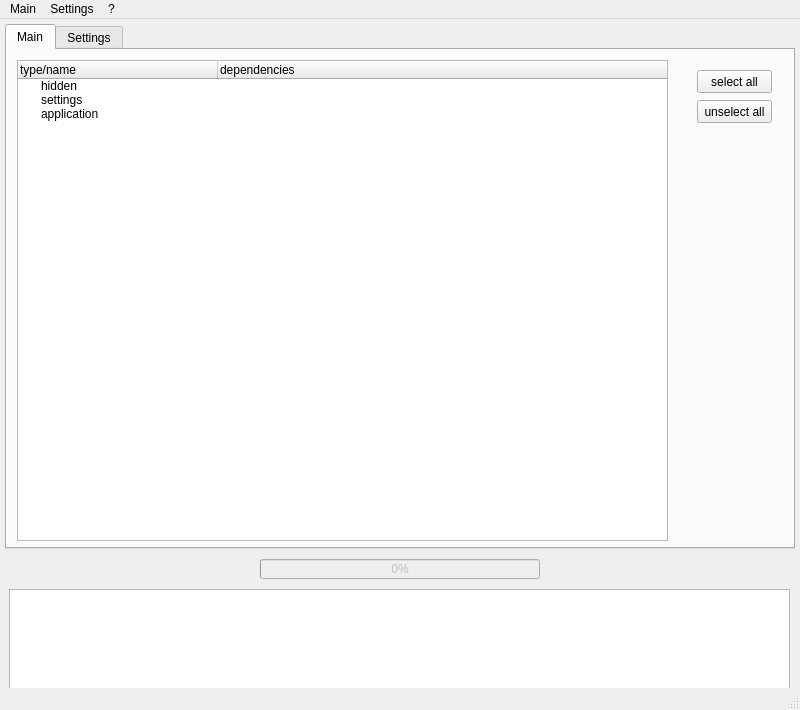
Above: main.ui from pgollor/pyGUI before the change. Below: the same form after it.
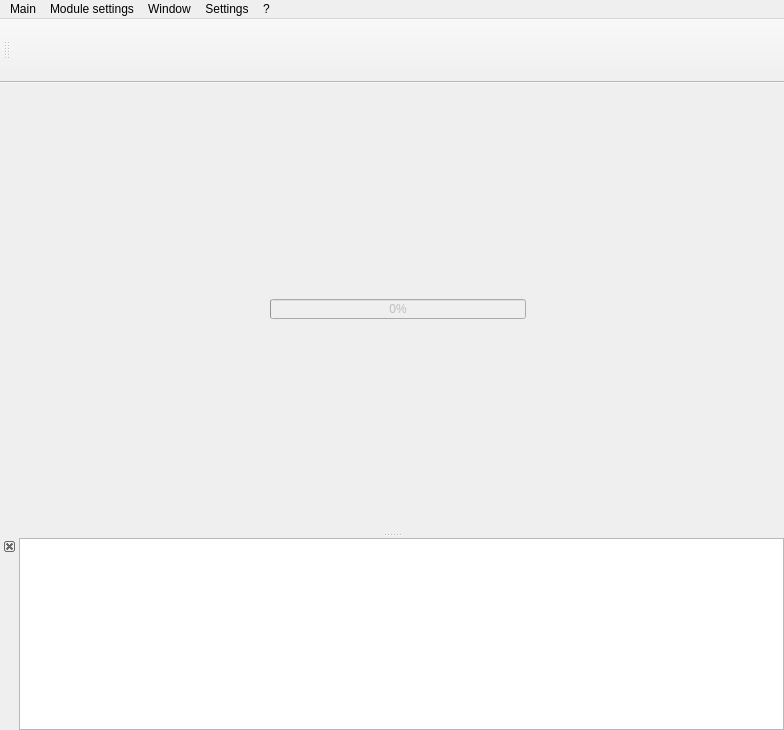
That is the form after the change. The open tabs and pages were chosen to show the change. Custom widgets are drawn as their Qt base class.

Diff of the .ui file:
```diff
--- a/main.ui
+++ b/main.ui
@@ -6,191 +6,136 @@
    <rect>
     <x>0</x>
     <y>0</y>
-    <width>800</width>
-    <height>710</height>
+    <width>784</width>
+    <height>730</height>
    </rect>
   </property>
-  <property name="sizePolicy">
-   <sizepolicy hsizetype="Expanding" vsizetype="Expanding">
-    <horstretch>0</horstretch>
-    <verstretch>0</verstretch>
-   </sizepolicy>
-  </property>
-  <property name="minimumSize">
-   <size>
-    <width>800</width>
-    <height>710</height>
-   </size>
-  </property>
-  <property name="maximumSize">
-   <size>
-    <width>800</width>
-    <height>710</height>
-   </size>
-  </property>
   <property name="windowTitle">
    <string>Interferometer GUI</string>
   </property>
   <widget class="QWidget" name="centralwidget">
-   <widget class="QTabWidget" name="tabWidgetModules">
-    <property name="geometry">
-     <rect>
-      <x>5</x>
-      <y>5</y>
-      <width>790</width>
-      <height>525</height>
-     </rect>
+   <layout class="QGridLayout" name="gridLayout_3">
+    <property name="leftMargin">
+     <number>2</number>
     </property>
-    <property name="currentIndex">
-     <number>1</number>
+    <property name="topMargin">
+     <number>5</number>
     </property>
-    <widget class="QWidget" name="tabMain">
-     <attribute name="title">
-      <string>Main</string>
-     </attribute>
-     <widget class="QTreeWidget" name="treeWidgetModules">
-      <property name="geometry">
-       <rect>
-        <x>10</x>
-        <y>10</y>
-        <width>651</width>
-        <height>481</height>
-       </rect>
-      </property>
-      <attribute name="headerDefaultSectionSize">
-       <number>200</number>
-      </attribute>
-      <column>
-       <property name="text">
-        <string>type/name</string>
-       </property>
-      </column>
-      <column>
-       <property name="text">
-        <string>dependencies</string>
-       </property>
-      </column>
-      <item>
-       <property name="text">
-        <string>hidden</string>
-       </property>
-       <property name="text">
-        <string/>
-       </property>
-      </item>
-      <item>
-       <property name="text">
-        <string>settings</string>
-       </property>
-      </item>
-      <item>
-       <property name="text">
-        <string>application</string>
-       </property>
-      </item>
-     </widget>
-     <widget class="QPushButton" name="pushButtonSelectAll">
-      <property name="geometry">
-       <rect>
-        <x>690</x>
-        <y>20</y>
-        <width>75</width>
-        <height>23</height>
-       </rect>
-      </property>
-      <property name="text">
-       <string>select all</string>
-      </property>
-     </widget>
-     <widget class="QPushButton" name="pushButtonUnselectAll">
-      <property name="geometry">
-       <rect>
-        <x>690</x>
-        <y>50</y>
-        <width>75</width>
-        <height>23</height>
-       </rect>
-      </property>
-      <property name="text">
-       <string>unselect all</string>
-      </property>
-     </widget>
-    </widget>
-    <widget class="QWidget" name="tabSettings">
-     <attribute name="title">
-      <string>Settings</string>
-     </attribute>
-     <widget class="QTabWidget" name="tabWidgetSettings">
-      <property name="geometry">
-       <rect>
-        <x>5</x>
-        <y>5</y>
-        <width>775</width>
-        <height>490</height>
-       </rect>
-      </property>
-      <property name="currentIndex">
-       <number>-1</number>
-      </property>
-     </widget>
-    </widget>
-   </widget>
-   <widget class="globalProgressBar" name="progressBarGlobal">
-    <property name="enabled">
-     <bool>false</bool>
+    <property name="rightMargin">
+     <number>2</number>
     </property>
-    <property name="geometry">
-     <rect>
-      <x>260</x>
-      <y>540</y>
-      <width>280</width>
-      <height>20</height>
-     </rect>
+    <property name="bottomMargin">
+     <number>2</number>
     </property>
-    <property name="value">
+    <property name="horizontalSpacing">
      <number>0</number>
     </property>
-    <property name="textVisible">
-     <bool>true</bool>
+    <property name="verticalSpacing">
+     <number>2</number>
     </property>
-   </widget>
-   <widget class="QLabel" name="labelProgressBarGlobal">
-    <property name="enabled">
-     <bool>true</bool>
-    </property>
-    <property name="geometry">
-     <rect>
-      <x>10</x>
-      <y>540</y>
-      <width>240</width>
-      <height>20</height>
-     </rect>
-    </property>
-    <property name="text">
-     <string/>
-    </property>
-    <property name="alignment">
-     <set>Qt::AlignRight|Qt::AlignTrailing|Qt::AlignVCenter</set>
-    </property>
-   </widget>
-   <widget class="QListWidget" name="listWidgetConsole">
-    <property name="geometry">
-     <rect>
-      <x>9</x>
-      <y>570</y>
-      <width>781</width>
-      <height>101</height>
-     </rect>
-    </property>
-   </widget>
+    <item row="0" column="1">
+     <widget class="QWidget" name="widgetProgressBar" native="true">
+      <property name="minimumSize">
+       <size>
+        <width>0</width>
+        <height>22</height>
+       </size>
+      </property>
+      <property name="maximumSize">
+       <size>
+        <width>16777215</width>
+        <height>22</height>
+       </size>
+      </property>
+      <layout class="QHBoxLayout" name="horizontalLayout">
+       <property name="spacing">
+        <number>5</number>
+       </property>
+       <property name="margin">
+        <number>1</number>
+       </property>
+       <item>
+        <spacer name="horizontalSpacer">
+         <property name="orientation">
+          <enum>Qt::Horizontal</enum>
+         </property>
+         <property name="sizeHint" stdset="0">
+          <size>
+           <width>40</width>
+           <height>20</height>
+          </size>
+         </property>
+        </spacer>
+       </item>
+       <item>
+        <widget class="QLabel" name="labelProgressBarGlobal">
+         <property name="enabled">
+          <bool>true</bool>
+         </property>
+         <property name="minimumSize">
+          <size>
+           <width>0</width>
+           <height>0</height>
+          </size>
+         </property>
+         <property name="text">
+          <string/>
+         </property>
+         <property name="alignment">
+          <set>Qt::AlignRight|Qt::AlignTrailing|Qt::AlignVCenter</set>
+         </property>
+        </widget>
+       </item>
+       <item>
+        <widget class="globalProgressBar" name="progressBarGlobal">
+         <property name="enabled">
+          <bool>false</bool>
+         </property>
+         <property name="minimumSize">
+          <size>
+           <width>0</width>
+           <height>0</height>
+          </size>
+         </property>
+         <property name="maximumSize">
+          <size>
+           <width>300</width>
+           <height>16777215</height>
+          </size>
+         </property>
+         <property name="value">
+          <number>0</number>
+         </property>
+         <property name="textVisible">
+          <bool>true</bool>
+         </property>
+        </widget>
+       </item>
+       <item>
+        <spacer name="horizontalSpacer_2">
+         <property name="orientation">
+          <enum>Qt::Horizontal</enum>
+         </property>
+         <property name="sizeHint" stdset="0">
+          <size>
+           <width>40</width>
+           <height>20</height>
+          </size>
+         </property>
+        </spacer>
+       </item>
+      </layout>
+     </widget>
+    </item>
+   </layout>
   </widget>
   <widget class="QMenuBar" name="menubarMain">
    <property name="geometry">
     <rect>
      <x>0</x>
      <y>0</y>
-     <width>800</width>
-     <height>18</height>
+     <width>784</width>
+     <height>21</height>
     </rect>
    </property>
    <widget class="QMenu" name="menuMain">
@@ -217,11 +162,83 @@
     <addaction name="actionLicense"/>
     <addaction name="actionAbout"/>
    </widget>
+   <widget class="QMenu" name="menuModuleSettings">
+    <property name="title">
+     <string>Module settings</string>
+    </property>
+   </widget>
+   <widget class="QMenu" name="menuWindow">
+    <property name="title">
+     <string>Window</string>
+    </property>
+    <addaction name="actionToolBar"/>
+    <addaction name="actionLogger"/>
+   </widget>
    <addaction name="menuMain"/>
+   <addaction name="menuModuleSettings"/>
+   <addaction name="menuWindow"/>
    <addaction name="menuSettings"/>
    <addaction name="menuQ"/>
   </widget>
-  <widget class="QStatusBar" name="statusbar"/>
+  <widget class="menuToolBar" name="toolBar">
+   <property name="minimumSize">
+    <size>
+     <width>0</width>
+     <height>64</height>
+    </size>
+   </property>
+   <property name="windowTitle">
+    <string>Module Bar</string>
+   </property>
+   <property name="movable">
+    <bool>true</bool>
+   </property>
+   <property name="allowedAreas">
+    <set>Qt::LeftToolBarArea|Qt::RightToolBarArea|Qt::TopToolBarArea</set>
+   </property>
+   <property name="floatable">
+    <bool>false</bool>
+   </property>
+   <attribute name="toolBarArea">
+    <enum>TopToolBarArea</enum>
+   </attribute>
+   <attribute name="toolBarBreak">
+    <bool>false</bool>
+   </attribute>
+  </widget>
+  <widget class="QtLoggerDockWidget" name="dockWidgetLogger">
+   <property name="minimumSize">
+    <size>
+     <width>95</width>
+     <height>100</height>
+    </size>
+   </property>
+   <property name="toolTip">
+    <string>&lt;html&gt;&lt;head/&gt;&lt;body&gt;&lt;p&gt;&lt;br/&gt;&lt;/p&gt;&lt;/body&gt;&lt;/html&gt;</string>
+   </property>
+   <property name="floating">
+    <bool>false</bool>
+   </property>
+   <property name="features">
+    <set>QDockWidget::DockWidgetClosable|QDockWidget::DockWidgetMovable|QDockWidget::DockWidgetVerticalTitleBar</set>
+   </property>
+   <attribute name="dockWidgetArea">
+    <number>8</number>
+   </attribute>
+   <widget class="QWidget" name="dockWidgetLoggerContents">
+    <layout class="QGridLayout" name="gridLayout">
+     <property name="margin">
+      <number>0</number>
+     </property>
+     <property name="spacing">
+      <number>0</number>
+     </property>
+     <item row="0" column="0">
+      <widget class="QtLoggerListWidget" name="listWidgetConsole"/>
+     </item>
+    </layout>
+   </widget>
+  </widget>
   <action name="actionClose">
    <property name="text">
     <string>Close</string>
@@ -278,6 +295,22 @@
    <extends>QProgressBar</extends>
    <header location="global">globalProgressBar.h</header>
   </customwidget>
+  <customwidget>
+   <class>QtLoggerListWidget</class>
+   <extends>QListWidget</extends>
+   <header location="global">guiLogger.h</header>
+  </customwidget>
+  <customwidget>
+   <class>QtLoggerDockWidget</class>
+   <extends>QDockWidget</extends>
+   <header location="global">guiLogger.h</header>
+   <container>1</container>
+  </customwidget>
+  <customwidget>
+   <class>menuToolBar</class>
+   <extends>QToolBar</extends>
+   <header location="global">menu.h</header>
+  </customwidget>
  </customwidgets>
  <resources/>
  <connections>
```
Left out of the diff: 63 changed lines with no effect on the pictures.
